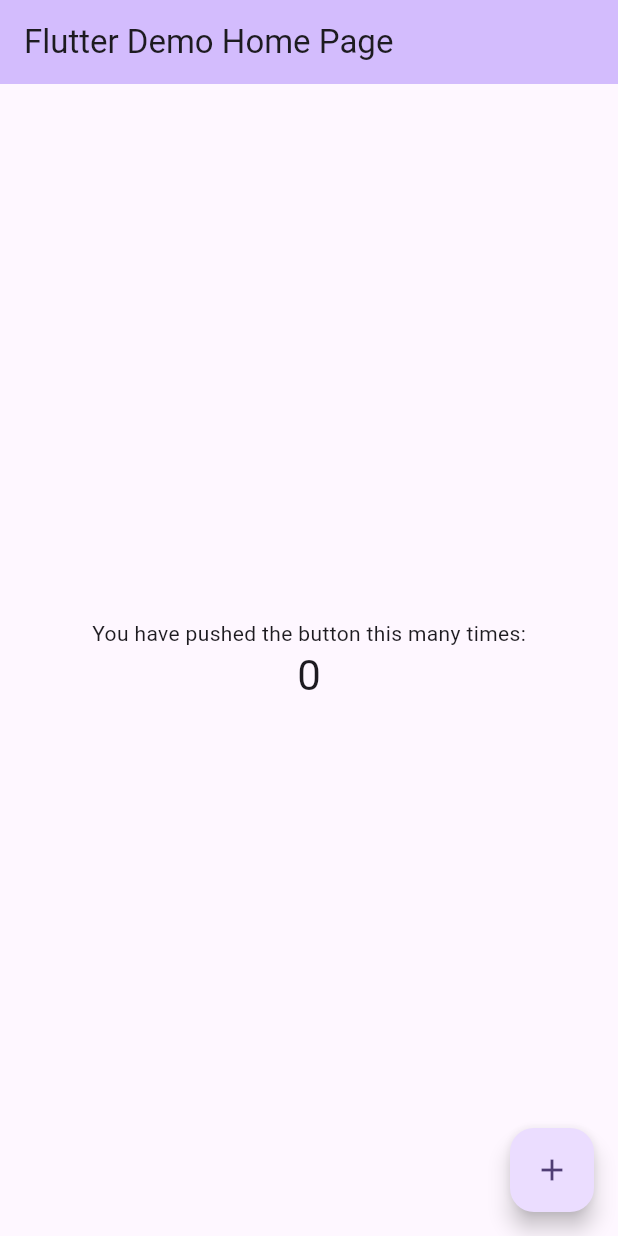
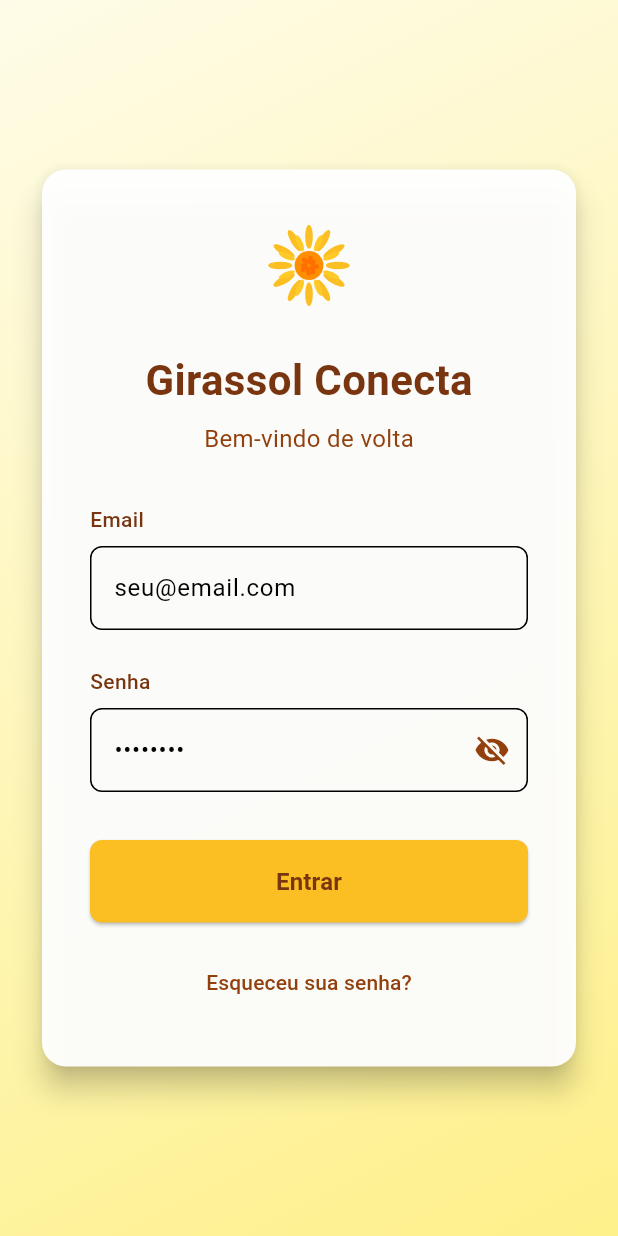
Before and after one commit to Schroderphill/Girassol_Conecta, a Flutter app: the screen it shows after launch, on a phone screen of 412 x 824 dp. Run offline on Flutter 3.47's test engine with Material 3 defaults, Android fonts, the phone set to English and light mode, and no system bars.

Commit message:
version 1.0.0

```diff
--- a/lib/main.dart
+++ b/lib/main.dart
@@ -1,4 +1,8 @@
 import 'package:flutter/material.dart';
+import 'theme/app_theme.dart';
+import 'screens/login_page.dart';
+import 'screens/dashboard.dart';
+import 'services/auth_service.dart';
 
 void main() {
   runApp(const MyApp());
@@ -7,116 +11,71 @@ void main() {
 class MyApp extends StatelessWidget {
   const MyApp({super.key});
 
-  // This widget is the root of your application.
   @override
   Widget build(BuildContext context) {
     return MaterialApp(
-      title: 'Flutter Demo',
-      theme: ThemeData(
-        // This is the theme of your application.
-        //
-        // TRY THIS: Try running your application with "flutter run". You'll see
-        // the application has a purple toolbar. Then, without quitting the app,
-        // try changing the seedColor in the colorScheme below to Colors.green
-        // and then invoke "hot reload" (save your changes or press the "hot
-        // reload" button in a Flutter-supported IDE, or press "r" if you used
-        // the command line to start the app).
-        //
-        // Notice that the counter didn't reset back to zero; the application
-        // state is not lost during the reload. To reset the state, use hot
-        // restart instead.
-        //
-        // This works for code too, not just values: Most code changes can be
-        // tested with just a hot reload.
-        colorScheme: ColorScheme.fromSeed(seedColor: Colors.deepPurple),
-      ),
-      home: const MyHomePage(title: 'Flutter Demo Home Page'),
+      title: 'Girassol Conecta',
+      theme: AppTheme.theme,
+      home: const MainScreen(),
+      debugShowCheckedModeBanner: false,
     );
   }
 }
 
-class MyHomePage extends StatefulWidget {
-  const MyHomePage({super.key, required this.title});
-
-  // This widget is the home page of your application. It is stateful, meaning
-  // that it has a State object (defined below) that contains fields that affect
-  // how it looks.
-
-  // This class is the configuration for the state. It holds the values (in this
-  // case the title) provided by the parent (in this case the App widget) and
-  // used by the build method of the State. Fields in a Widget subclass are
-  // always marked "final".
-
-  final String title;
+class MainScreen extends StatefulWidget {
+  const MainScreen({super.key});
 
   @override
-  State<MyHomePage> createState() => _MyHomePageState();
+  State<MainScreen> createState() => _MainScreenState();
 }
 
-class _MyHomePageState extends State<MyHomePage> {
-  int _counter = 0;
+class _MainScreenState extends State<MainScreen> {
+  final AuthService _authService = AuthService();
 
-  void _incrementCounter() {
+  bool _isLoading = false;
+  bool _isLoggedIn = false;
+
+  void _handleLogin(String email, String password) async {
+    setState(() => _isLoading = true);
+
+    final success = await _authService.login(email, password);
+
+    if (!mounted) return; // Adicione este check
+
     setState(() {
-      // This call to setState tells the Flutter framework that something has
-      // changed in this State, which causes it to rerun the build method below
-      // so that the display can reflect the updated values. If we changed
-      // _counter without calling setState(), then the build method would not be
-      // called again, and so nothing would appear to happen.
-      _counter++;
+      _isLoading = false;
+      _isLoggedIn = success;
     });
+
+    ScaffoldMessenger.of(context).showSnackBar(
+      SnackBar(
+        content: Text(success
+            ? 'Login realizado com sucesso!'
+            : 'Credenciais inválidas.'),
+        backgroundColor: success ? Colors.green : Colors.red,
+      ),
+    );
+  }
+
+  void _handleLogout() {
+    _authService.logout();
+    setState(() => _isLoggedIn = false);
+
+    ScaffoldMessenger.of(context).showSnackBar(
+      const SnackBar(content: Text('Logout realizado. Até logo!')),
+    );
   }
 
   @override
   Widget build(BuildContext context) {
-    // This method is rerun every time setState is called, for instance as done
-    // by the _incrementCounter method above.
-    //
-    // The Flutter framework has been optimized to make rerunning build methods
-    // fast, so that you can just rebuild anything that needs updating rather
-    // than having to individually change instances of widgets.
-    return Scaffold(
-      appBar: AppBar(
-        // TRY THIS: Try changing the color here to a specific color (to
-        // Colors.amber, perhaps?) and trigger a hot reload to see the AppBar
-        // change color while the other colors stay the same.
-        backgroundColor: Theme.of(context).colorScheme.inversePrimary,
-        // Here we take the value from the MyHomePage object that was created by
-        // the App.build method, and use it to set our appbar title.
-        title: Text(widget.title),
-      ),
-      body: Center(
-        // Center is a layout widget. It takes a single child and positions it
-        // in the middle of the parent.
-        child: Column(
-          // Column is also a layout widget. It takes a list of children and
-          // arranges them vertically. By default, it sizes itself to fit its
-          // children horizontally, and tries to be as tall as its parent.
-          //
-          // Column has various properties to control how it sizes itself and
-          // how it positions its children. Here we use mainAxisAlignment to
-          // center the children vertically; the main axis here is the vertical
-          // axis because Columns are vertical (the cross axis would be
-          // horizontal).
-          //
-          // TRY THIS: Invoke "debug painting" (choose the "Toggle Debug Paint"
-          // action in the IDE, or press "p" in the console), to see the
-          // wireframe for each widget.
-          mainAxisAlignment: MainAxisAlignment.center,
-          children: <Widget>[
-            const Text('You have pushed the button this many times:'),
-            Text(
-              '$_counter',
-              style: Theme.of(context).textTheme.headlineMedium,
-            ),
-          ],
-        ),
-      ),
-      floatingActionButton: FloatingActionButton(
-        onPressed: _incrementCounter,
-        tooltip: 'Increment',
-        child: const Icon(Icons.add),
-      ), // This trailing comma makes auto-formatting nicer for build methods.
-    );
+    if (_isLoading) {
+      return const Scaffold(
+        body: Center(child: CircularProgressIndicator()),
+      );
+    }
+
+    return _isLoggedIn
+        ? Dashboard(onLogout: _handleLogout)
+        : LoginPage(onLogin: _handleLogin);
   }
 }
--- /dev/null
+++ b/lib/screens/login_page.dart
@@ -0,0 +1,183 @@
+import 'package:flutter/material.dart';
+import '../widgets/sunflower_icon.dart';
+import '../theme/app_colors.dart';
+
+class LoginPage extends StatefulWidget {
+  final Function(String email, String password) onLogin;
+
+  const LoginPage({super.key, required this.onLogin});
+
+  @override
+  State<LoginPage> createState() => _LoginPageState();
+}
+
+class _LoginPageState extends State<LoginPage> {
+  final _emailController = TextEditingController();
+  final _passwordController = TextEditingController();
+  final _formKey = GlobalKey<FormState>();
+  bool _obscurePassword = true;
+
+  void _handleSubmit() {
+    if (_formKey.currentState!.validate()) {
+      widget.onLogin(_emailController.text, _passwordController.text);
+    }
+  }
+
+  @override
+  Widget build(BuildContext context) {
+    return Scaffold(
+      resizeToAvoidBottomInset: true, // Adicione esta linha
+      body: Container(
+        decoration: const BoxDecoration(
+          gradient: LinearGradient(
+            begin: Alignment.topLeft,
+            end: Alignment.bottomRight,
+            colors: [AppColors.girassolBg, AppColors.girassolLight],
+          ),
+        ),
+        child: Center(
+          child: SingleChildScrollView(
+            child: Padding(
+              padding: const EdgeInsets.all(24.0),
+              child: Card(
+                elevation: 8,
+
+                color: AppColors.card.withOpacity(0.95),
+                shape: RoundedRectangleBorder(
+                  borderRadius: BorderRadius.circular(16),
+                ),
+                child: Padding(
+                  padding: const EdgeInsets.all(32.0),
+                  child: ConstrainedBox(
+                    constraints: const BoxConstraints(maxWidth: 400),
+                    child: Column(
+                      mainAxisSize: MainAxisSize.min,
+                      children: [
+                        const SunflowerIcon(size: 64),
+                        const SizedBox(height: 24),
+                        const Text(
+                          'Girassol Conecta',
+                          style: TextStyle(
+                            fontSize: 28,
+                            fontWeight: FontWeight.bold,
+                            color: AppColors.girassolDark,
+                          ),
+                        ),
+                        const SizedBox(height: 8),
+                        const Text(
+                          'Bem-vindo de volta',
+                          style: TextStyle(
+                            fontSize: 16,
+                            color: AppColors.girassolMuted,
+                          ),
+                        ),
+                        const SizedBox(height: 32),
+                        Form(
+                          key: _formKey,
+                          child: Column(
+                            crossAxisAlignment: CrossAxisAlignment.start,
+                            children: [
+                              const Text(
+                                'Email',
+                                style: TextStyle(
+                                  fontWeight: FontWeight.w500,
+                                  color: AppColors.girassolDark,
+                                ),
+                              ),
+                              const SizedBox(height: 8),
+                              TextFormField(
+                                controller: _emailController,
+                                keyboardType: TextInputType.emailAddress,
+                                decoration: const InputDecoration(
+                                  hintText: 'seu@email.com',
+                                ),
+                                validator: (value) {
+                                  if (value == null || value.isEmpty) {
+                                    return 'Por favor, insira seu email';
+                                  }
+                                  if (!RegExp(r'^[^@]+@[^@]+\.[^@]+')
+                                      .hasMatch(value)) {
+                                    return 'Email inválido';
+                                  }
+                                  return null;
+                                },
+                              ),
+                              const SizedBox(height: 24),
+                              const Text(
+                                'Senha',
+                                style: TextStyle(
+                                  fontWeight: FontWeight.w500,
+                                  color: AppColors.girassolDark,
+                                ),
+                              ),
+                              const SizedBox(height: 8),
+                              TextFormField(
+                                controller: _passwordController,
+                                obscureText: _obscurePassword,
+                                decoration: InputDecoration(
+                                  hintText: '••••••••',
+                                  suffixIcon: IconButton(
+                                    icon: Icon(
+                                      _obscurePassword
+                                          ? Icons.visibility_off
+                                          : Icons.visibility,
+                                      color: AppColors.girassolMuted,
+                                    ),
+                                    onPressed: () {
+                                      setState(() {
+                                        _obscurePassword = !_obscurePassword;
+                                      });
+                                    },
+                                  ),
+                                ),
+                                validator: (value) {
+                                  if (value == null || value.isEmpty) {
+                                    return 'Por favor, insira sua senha';
+                                  }
+                                  if (value.length < 6) {
+                                    return 'Senha deve ter ao menos 6 caracteres';
+                                  }
+                                  return null;
+                                },
+                              ),
+                              const SizedBox(height: 32),
+                              SizedBox(
+                                width: double.infinity,
+                                child: ElevatedButton(
+                                  onPressed: _handleSubmit,
+                                  child: const Text(
+                                    'Entrar',
+                                    style: TextStyle(
+                                      fontSize: 16,
+                                      fontWeight: FontWeight.w600,
+                                    ),
+                                  ),
+                                ),
+                              ),
+                              const SizedBox(height: 16),
+                              Center(
+                                child: TextButton(
+                                  onPressed: () {},
+                                  child: const Text(
+                                    'Esqueceu sua senha?',
+                                    style: TextStyle(
+                                      color: AppColors.girassolMuted,
+                                    ),
+                                  ),
+                                ),
+                              ),
+                            ],
+                          ),
+                        ),
+                      ],
+                    ),
+                  ),
+                ),
+              ),
+            ),
+          ),
+        ),
+      ),
+    );
+  }
+}
--- /dev/null
+++ b/lib/services/auth_service.dart
@@ -0,0 +1,21 @@
+class AuthService {
+  bool _isLoggedIn = false;
+
+  Future<bool> login(String email, String password) async {
+    // Simula chamada de API com atraso
+    await Future.delayed(const Duration(seconds: 1));
+
+    // Login mockado: altere depois para integração real
+    if (email == "teste@girassol.com" && password == "123456") {
+      _isLoggedIn = true;
+      return true;
+    }
+    return false;
+  }
+
+  void logout() {
+    _isLoggedIn = false;
+  }
+
+  bool get isLoggedIn => _isLoggedIn;
+}
--- /dev/null
+++ b/lib/theme/app_colors.dart
@@ -0,0 +1,12 @@
+import 'package:flutter/material.dart';
+
+class AppColors {
+  static const Color primary = Color.fromRGBO(251, 191, 36, 1); // amber-400
+  static const Color primaryForeground = Color.fromRGBO(120, 53, 15, 1); // amber-950
+  static const Color girassolBg = Color.fromRGBO(254, 252, 232, 1); // amber-50
+  static const Color girassolLight = Color.fromRGBO(254, 240, 138, 1); // amber-200
+  static const Color girassolDark = Color.fromRGBO(120, 53, 15, 1); // amber-950
+  static const Color girassolMuted = Color.fromRGBO(146, 64, 14, 1); // amber-800
+  static const Color card = Color.fromRGBO(255, 255, 255, 1);
+  static const Color border = Color.fromRGBO(229, 231, 235, 1);
+}
--- /dev/null
+++ b/lib/theme/app_theme.dart
@@ -0,0 +1,43 @@
+import 'package:flutter/material.dart';
+import 'app_colors.dart';
+
+class AppTheme {
+  static ThemeData get theme {
+    return ThemeData(
+      primarySwatch: Colors.amber,
+      primaryColor: AppColors.primary,
+      scaffoldBackgroundColor: AppColors.girassolBg,
+      cardColor: AppColors.card,
+      colorScheme: const ColorScheme.light(
+        primary: AppColors.primary,
+        onPrimary: AppColors.primaryForeground,
+        surface: AppColors.card,
+      ),
+      appBarTheme: const AppBarTheme(
+        backgroundColor: AppColors.card,
+        foregroundColor: AppColors.girassolDark,
+        elevation: 0,
+      ),
+      elevatedButtonTheme: ElevatedButtonThemeData(
+        style: ElevatedButton.styleFrom(
+          backgroundColor: AppColors.primary,
+          foregroundColor: AppColors.primaryForeground,
+          padding: const EdgeInsets.symmetric(vertical: 16),
+          shape: RoundedRectangleBorder(
+            borderRadius: BorderRadius.circular(8),
+          ),
+        ),
+      ),
+      inputDecorationTheme: InputDecorationTheme(
+        border: OutlineInputBorder(
+          borderRadius: BorderRadius.circular(8),
+          borderSide: const BorderSide(color: AppColors.girassolLight),
+        ),
+        focusedBorder: OutlineInputBorder(
+          borderRadius: BorderRadius.circular(8),
+          borderSide: const BorderSide(color: AppColors.primary),
+        ),
+      ),
+    );
+  }
+}
--- /dev/null
+++ b/lib/widgets/sunflower_icon.dart
@@ -0,0 +1,95 @@
+import 'package:flutter/material.dart';
+import 'dart:math';
+
+class SunflowerIcon extends StatelessWidget {
+  final double size;
+  final Color? color;
+
+  const SunflowerIcon({
+    super.key,
+    this.size = 32,
+    this.color,
+  });
+
+  @override
+  Widget build(BuildContext context) {
+    return CustomPaint(
+      size: Size(size, size),
+      painter: SunflowerPainter(color: color ?? Theme.of(context).primaryColor),
+    );
+  }
+}
+
+class SunflowerPainter extends CustomPainter {
+  final Color color;
+
+  SunflowerPainter({required this.color});
+
+  @override
+  void paint(Canvas canvas, Size size) {
+    final center = Offset(size.width / 2, size.height / 2);
+    final radius = size.width / 2;
+
+    // Outer petals
+    final outerPetalPaint = Paint()
+      ..color = color
+      ..style = PaintingStyle.fill;
+
+    for (int i = 0; i < 12; i++) {
+      canvas.save();
+      canvas.translate(center.dx, center.dy);
+      canvas.rotate(i * (2 * pi / 12));
+      final petalPath = Path()
+        ..addOval(Rect.fromCenter(
+          center: Offset(0, -radius * 0.6),
+          width: radius * 0.16,
+          height: radius * 0.5,
+        ));
+      canvas.drawPath(petalPath, outerPetalPaint);
+      canvas.restore();
+    }
+
+    // Inner petals
+    final innerPetalPaint = Paint()
+      ..color = Colors.amber[400]!
+      ..style = PaintingStyle.fill;
+
+    for (int i = 0; i < 8; i++) {
+      canvas.save();
+      canvas.translate(center.dx, center.dy);
+      canvas.rotate(i * (2 * pi / 8) + (2 * pi / 16));
+      final petalPath = Path()
+        ..addOval(Rect.fromCenter(
+          center: Offset(0, -radius * 0.5),
+          width: radius * 0.12,
+          height: radius * 0.36,
+        ));
+      canvas.drawPath(petalPath, innerPetalPaint);
+      canvas.restore();
+    }
+
+    // Center
+    final centerPaint = Paint()
+      ..color = Colors.amber[800]!
+      ..style = PaintingStyle.fill;
+    canvas.drawCircle(center, radius * 0.3, centerPaint);
+
+    // Center texture
+    final texturePaint = Paint()
+      ..color = Colors.amber[900]!
+      ..style = PaintingStyle.fill;
+
+    for (int i = 0; i < 20; i++) {
+      final angle = i * 0.8;
+      final distance = (4 + (i % 3) * 2) * (radius / 50);
+      final dotCenter = Offset(
+        center.dx + cos(angle) * distance,
+        center.dy + sin(angle) * distance,
+      );
+      canvas.drawCircle(dotCenter, 1.5, texturePaint);
+    }
+  }
+
+  @override
+  bool shouldRepaint(CustomPainter oldDelegate) => false;
+}
```
Also changed, not shown: lib/screens/dashboard.dart (added, +205 -0 lines), 1 other file.
